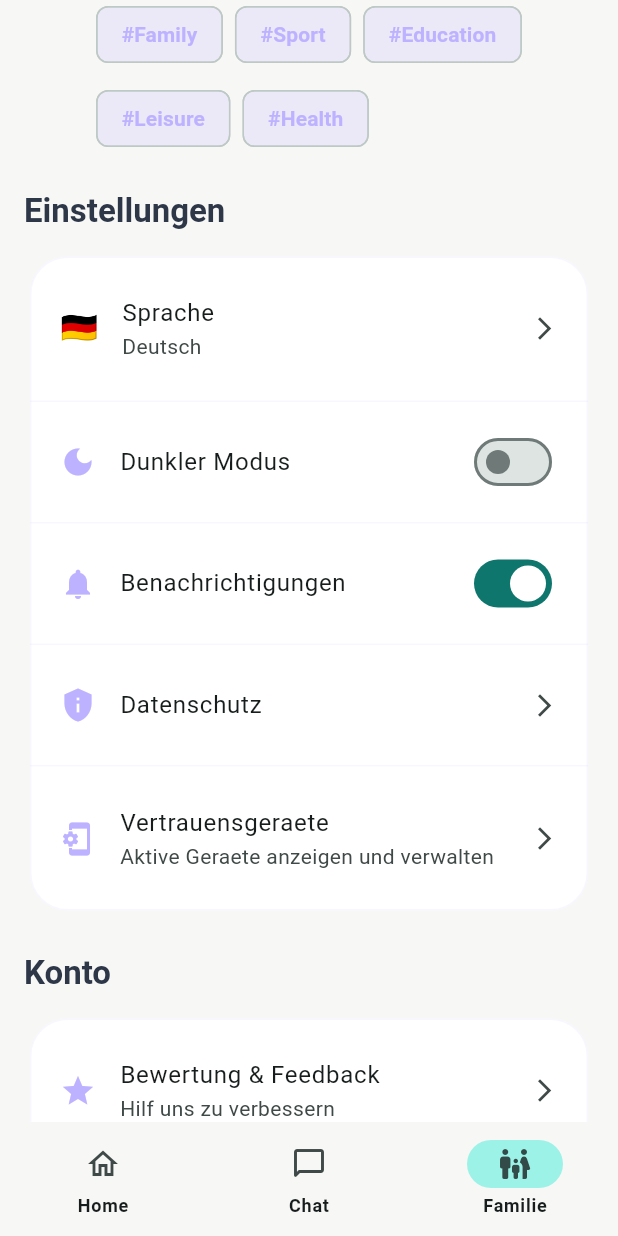
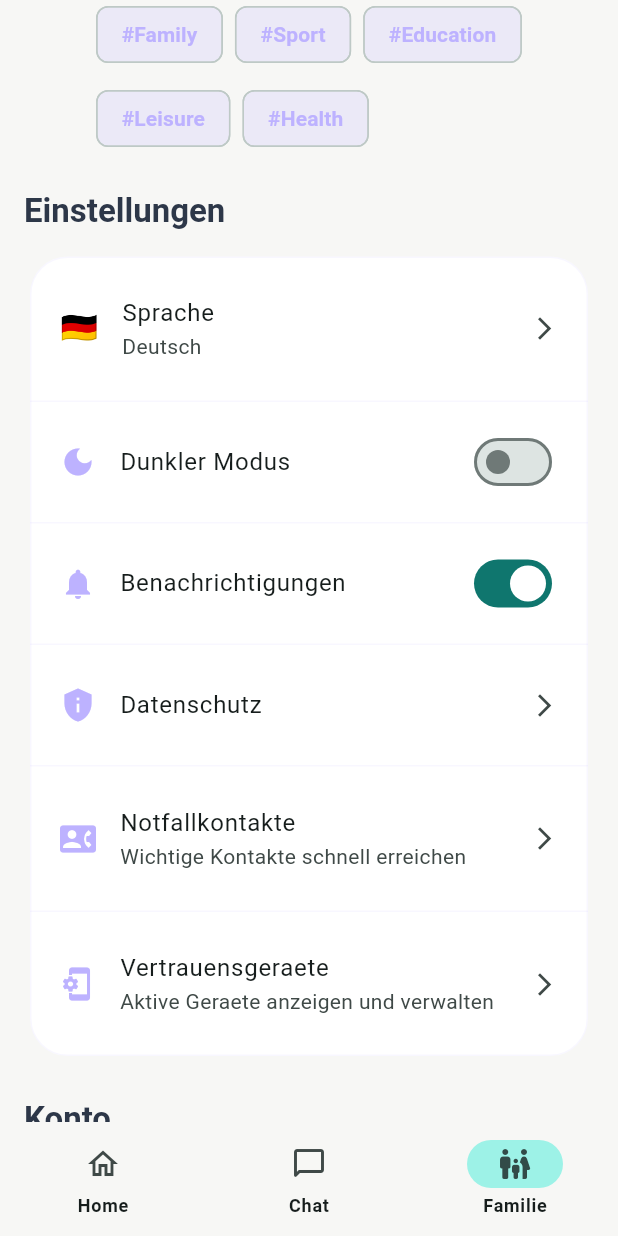
Before and after one commit to fatihbucak56-beep/Parentpeak, a Flutter app: the screen it shows after launch, item 3 of the bottom bar chosen, scrolled down 576 dp, on a phone screen of 412 x 824 dp. Run offline on Flutter 3.47's test engine with Material 3 defaults, Android fonts, the phone set to English and light mode, and no system bars; our stand-ins replace flutter_dotenv, flutter_local_notifications, flutter_secure_storage, google_generative_ai, shared_preferences, timezone.

Commit message:
refactor(home): move contacts from quick access to family emergency settings

```diff
--- a/lib/ui/family_profile_screen.dart
+++ b/lib/ui/family_profile_screen.dart
@@ -2,6 +2,7 @@ import 'package:flutter/material.dart';
 import 'package:trusted_circle_demo/main.dart';
 import 'package:trusted_circle_demo/l10n/app_localizations_all.dart';
 import 'package:trusted_circle_demo/models/trusted_device.dart';
+import 'package:trusted_circle_demo/ui/contacts_screen.dart';
 import 'package:trusted_circle_demo/ui/device_management_screen.dart';
 import 'package:trusted_circle_demo/widgets/ala_rengin_flag_painter.dart';
 
@@ -561,6 +562,24 @@ class _FamilyProfileScreenState extends State<FamilyProfileScreen> {
                 ListTile(
                   contentPadding:
                       const EdgeInsets.symmetric(horizontal: 20, vertical: 12),
+                  leading:
+                      const Icon(Icons.contact_phone, color: Color(0xFFBDB2FF)),
+                  title: const Text('Notfallkontakte'),
+                  subtitle: const Text('Wichtige Kontakte schnell erreichen'),
+                  trailing: const Icon(Icons.arrow_forward_ios, size: 18),
+                  onTap: () {
+                    Navigator.push(
+                      context,
+                      MaterialPageRoute(
+                        builder: (_) => const ContactsScreen(),
+                      ),
+                    );
+                  },
+                ),
+                Divider(height: 1, color: primary.withOpacity(0.1)),
+                ListTile(
+                  contentPadding:
+                      const EdgeInsets.symmetric(horizontal: 20, vertical: 12),
                   leading: const Icon(Icons.phonelink_setup,
                       color: Color(0xFFBDB2FF)),
                   title: const Text('Vertrauensgeraete'),
```
Also changed, not shown: lib/ui/home_screen.dart (+0 -8 lines).
